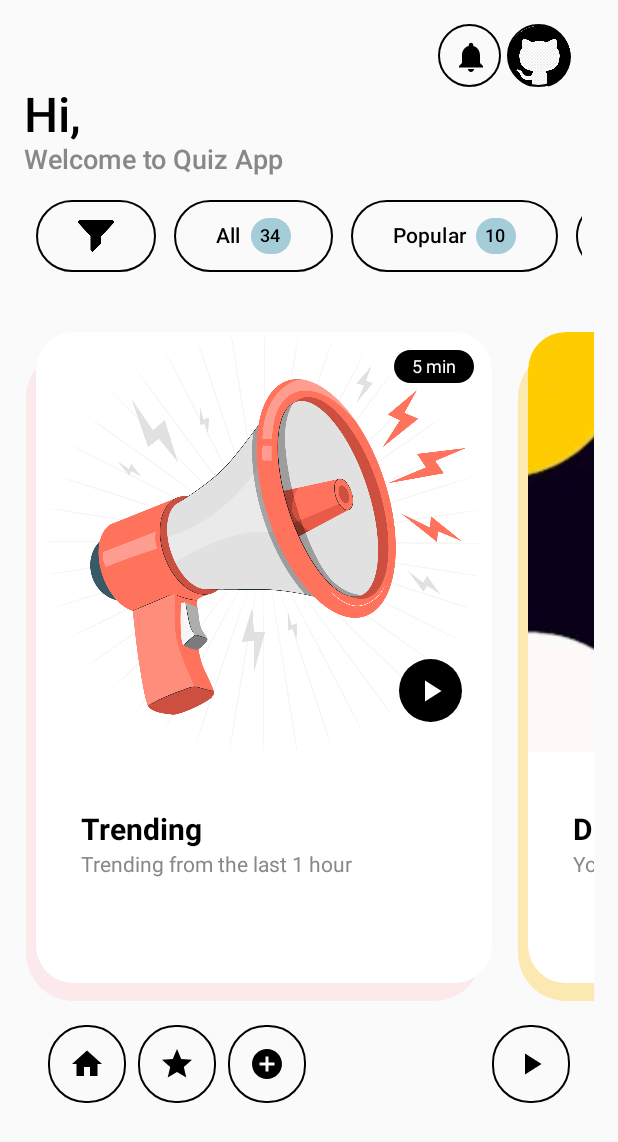
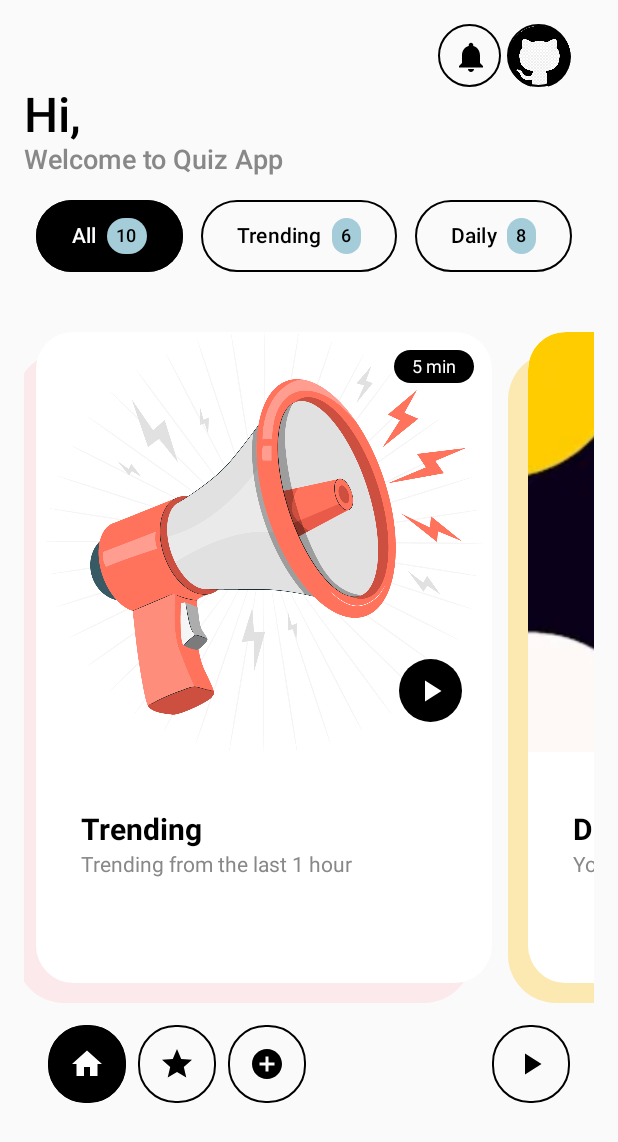
Before and after one commit to buildscript-dev/QuizApp, an Android app built with Jetpack Compose: the ProfilePage screen opened through its navigation route, after a tap on "Continue", on a phone screen of 412 x 824 dp. Shown: the top 1142 px of the screen. Run offline under Robolectric (Android 15) with nearby library versions, the phone set to English and light mode, and no system bars.

Commit message:
Porject is Done Now...

```diff
--- a/app/src/main/java/com/example/quizapp/Component/Category.kt
+++ b/app/src/main/java/com/example/quizapp/Component/Category.kt
@@ -1,17 +1,23 @@
 package com.example.quizapp.Component
 
 import androidx.annotation.DrawableRes
+import androidx.compose.foundation.BorderStroke
 import androidx.compose.foundation.Image
 import androidx.compose.foundation.background
 import androidx.compose.foundation.border
 import androidx.compose.foundation.layout.*
 import androidx.compose.foundation.lazy.LazyRow
 import androidx.compose.foundation.lazy.items
+import androidx.compose.foundation.lazy.itemsIndexed
 import androidx.compose.foundation.shape.RoundedCornerShape
 import androidx.compose.material3.Button
 import androidx.compose.material3.ButtonDefaults
 import androidx.compose.material3.Text
 import androidx.compose.runtime.Composable
+import androidx.compose.runtime.getValue
+import androidx.compose.runtime.mutableStateOf
+import androidx.compose.runtime.remember
+import androidx.compose.runtime.setValue
 import androidx.compose.ui.Alignment
 import androidx.compose.ui.Modifier
 import androidx.compose.ui.draw.clip
@@ -19,6 +25,7 @@ import androidx.compose.ui.graphics.Color
 import androidx.compose.ui.res.painterResource
 import androidx.compose.ui.unit.dp
 import androidx.compose.ui.unit.sp
+import androidx.navigation.NavController
 import com.example.quizapp.R
 import com.example.quizapp.ui.theme.BlueGrey
 
@@ -26,53 +33,64 @@ import com.example.quizapp.ui.theme.BlueGrey
 data class Category(
     val categoryName: String? = null,
     val categoryNum: Int? = null,
+    val categoryFilter: String? = null,
     @DrawableRes val image: Int? = null
 )
 
 // 🛠️ Provide sample category data
 fun getCategoryItems(): List<Category> = listOf(
-    Category(image = R.drawable.filter),
-    Category(categoryName = "All", categoryNum = 34),
-    Category(categoryName = "Popular", categoryNum = 10),
-    Category(categoryName = "Daily", categoryNum = 7)
+    Category(categoryName = "All", categoryNum = 10, categoryFilter = null),
+    Category(categoryName = "Trending", categoryNum = 6, categoryFilter = "trend"),
+    Category(categoryName = "Daily", categoryNum = 8, categoryFilter = "daily"),
+    Category(categoryName = "Math", categoryNum = 2, categoryFilter = "math"),
+    Category(categoryName = "Science",categoryNum = 4, categoryFilter = "science"),
+    Category(categoryName = "Gaming", categoryNum = 9,categoryFilter = "gaming"),
+    Category(categoryName = "History", categoryNum = 4, categoryFilter = "history"),
+    Category(categoryName = "Anime", categoryNum = 7, categoryFilter = "anime"),
+    Category(categoryName = "Sports", categoryNum = 1, categoryFilter = "sports"),
 )
 
-// 🧱 Render the LazyRow of CategoryItems
 @Composable
 fun CategoryList(categories: List<Category>) {
+    var selectedIndex by remember { mutableStateOf(-1) }
+
     LazyRow(
         modifier = Modifier
             .fillMaxWidth()
             .padding(horizontal = 8.dp),
         horizontalArrangement = Arrangement.spacedBy(12.dp)
     ) {
-        items(categories) { category ->
-            CategoryItem(category)
+        itemsIndexed(categories) { index, category ->
+            CategoryItem(
+                category = category,
+                isSelected = index == selectedIndex,
+                onClick = { selectedIndex = index }
+            )
         }
     }
 }
 
 @Composable
-fun CategoryItem(category: Category) {
+fun CategoryItem(
+    category: Category,
+    isSelected: Boolean,
+    onClick: () -> Unit
+) {
     Column(
         modifier = Modifier.padding(vertical = 16.dp),
         verticalArrangement = Arrangement.Center
     ) {
         Button(
-            onClick = {},
+            onClick = onClick,
+            shape = RoundedCornerShape(50),
             colors = ButtonDefaults.buttonColors(
-                contentColor = Color.Black,
-                containerColor = Color.Transparent
+                contentColor = if (isSelected) Color.White else Color.Black,
+                containerColor = if (isSelected) Color.Black else Color.Transparent
             ),
-            shape = RoundedCornerShape(50), // 🍩 makes it more pill-like
+            border = BorderStroke(1.dp, Color.Black),
             modifier = Modifier
-                .border(
-                    width = 1.dp,
-                    color = Color.Black,
-                    shape = RoundedCornerShape(50)
-                )
-                .height(48.dp) // 🔥 optional height for balance
-                .padding(horizontal = 4.dp)
+                .height(48.dp)
+                .defaultMinSize(minWidth = 1.dp) // remove weird min width behavior
         ) {
             Row(
                 verticalAlignment = Alignment.CenterVertically,
@@ -82,8 +100,7 @@ fun CategoryItem(category: Category) {
                     Image(
                         painter = painterResource(id = it),
                         contentDescription = category.categoryName ?: "Icon",
-                        modifier = Modifier
-                            .size(24.dp)
+                        modifier = Modifier.size(24.dp)
                     )
                 }
 
@@ -109,3 +126,33 @@ fun CategoryItem(category: Category) {
         }
     }
 }
+
+
+@Composable
+fun QuizHomePage(navController: NavController) {
+    val categories = getCategoryItems()
+    var selectedFilter by remember { mutableStateOf<String?>(null) }
+
+    Column {
+        // Category filter row
+        LazyRow(
+            modifier = Modifier.padding(horizontal = 8.dp),
+            horizontalArrangement = Arrangement.spacedBy(12.dp)
+        ) {
+            items(categories) { cat ->
+                CategoryItem(
+                    category = cat,
+                    isSelected = selectedFilter == cat.categoryFilter,
+                    onClick = { selectedFilter = cat.categoryFilter }
+                )
+            }
+        }
+
+        // Filter the list
+        val filtered = if (selectedFilter == null) quizCards
+        else quizCards.filter { it.category == selectedFilter }
+
+        // Show filtered quiz cards
+        QuizCardRow(navController = navController, cards = filtered)
+    }
+}
--- a/app/src/main/java/com/example/quizapp/Component/HomePage.kt
+++ b/app/src/main/java/com/example/quizapp/Component/HomePage.kt
@@ -1,17 +1,15 @@
 package com.example.quizapp.Component
 
-import android.widget.Space
 import androidx.compose.foundation.Image
+import androidx.compose.foundation.background
 import androidx.compose.foundation.border
 import androidx.compose.foundation.layout.Arrangement
 import androidx.compose.foundation.layout.Column
 import androidx.compose.foundation.layout.Row
-import androidx.compose.foundation.layout.Spacer
 import androidx.compose.foundation.layout.WindowInsets
 import androidx.compose.foundation.layout.asPaddingValues
 import androidx.compose.foundation.layout.fillMaxSize
 import androidx.compose.foundation.layout.fillMaxWidth
-import androidx.compose.foundation.layout.height
 import androidx.compose.foundation.layout.padding
 import androidx.compose.foundation.layout.size
 import androidx.compose.foundation.layout.systemBars
@@ -28,6 +26,7 @@ import androidx.compose.material3.Text
 import androidx.compose.runtime.Composable
 import androidx.compose.ui.Alignment
 import androidx.compose.ui.Modifier
+import androidx.compose.ui.draw.clip
 import androidx.compose.ui.graphics.Color
 import androidx.compose.ui.layout.ContentScale
 import androidx.compose.ui.res.painterResource
@@ -40,8 +39,6 @@ import com.example.quizapp.R
 
 @Composable
 fun HomePage(navController: NavController, userViewModel: UserViewModel) {
-//    val userName = "Ankit"
-
     val categories = getCategoryItems()
 
     val titleStyle = TextStyle(
@@ -69,7 +66,9 @@ fun HomePage(navController: NavController, userViewModel: UserViewModel) {
             horizontalArrangement = Arrangement.End
         ) {
             IconButton(
-                onClick = {},
+                onClick = {
+                    navController.navigate("star")
+                },
                 modifier = Modifier
                     .padding(horizontal = 4.dp)
                     .border(
@@ -110,8 +109,7 @@ fun HomePage(navController: NavController, userViewModel: UserViewModel) {
 
         Text("Welcome to Quiz App", style = subTitleStyle)
 
-        CategoryList(categories = categories)
-        QuizCardRow(navController = navController)
+        QuizHomePage(navController = navController)
 
         Row(
             modifier = Modifier
@@ -128,21 +126,27 @@ fun HomePage(navController: NavController, userViewModel: UserViewModel) {
                     onClick = {},
                     modifier = Modifier
                         .padding(4.dp)
+                        .size(52.dp)
+                        .clip(RoundedCornerShape(25.dp))
+                        .background(Color.Black)
                         .border(
                             width = 1.dp,
                             color = Color.Black,
                             shape = RoundedCornerShape(25.dp)
-                        )
-                        .size(52.dp)
+                        ),
                 ) {
                     Icon(
                         imageVector = Icons.Default.Home,
-                        contentDescription = "Home"
+                        contentDescription = "Home",
+                        tint = Color.White
                     )
                 }
 
+
                 IconButton(
-                    onClick = {},
+                    onClick = {
+                        navController.navigate("star")
+                    },
                     modifier = Modifier
                         .padding(4.dp)
                         .border(
@@ -159,7 +163,9 @@ fun HomePage(navController: NavController, userViewModel: UserViewModel) {
                 }
 
                 IconButton(
-                    onClick = {},
+                    onClick = {
+                        navController.navigate("star")
+                    },
                     modifier = Modifier
                         .padding(4.dp)
                         .border(
@@ -178,7 +184,9 @@ fun HomePage(navController: NavController, userViewModel: UserViewModel) {
 
             // Right single icon
             IconButton(
-                onClick = {},
+                onClick = {
+                    val randomCategory = quizCards.random().category
+                    navController.navigate("QuizStart/$randomCategory")                },
                 modifier = Modifier
                     .padding(4.dp)
                     .border(
--- a/app/src/main/java/com/example/quizapp/Component/ProfilePage.kt
+++ b/app/src/main/java/com/example/quizapp/Component/ProfilePage.kt
@@ -6,6 +6,7 @@ import androidx.compose.foundation.border
 import androidx.compose.foundation.clickable
 import androidx.compose.foundation.layout.*
 import androidx.compose.foundation.shape.RoundedCornerShape
+import androidx.compose.foundation.text.KeyboardOptions
 import androidx.compose.material.icons.Icons
 import androidx.compose.material.icons.filled.ExitToApp
 import androidx.compose.material3.*
@@ -16,6 +17,7 @@ import androidx.compose.ui.draw.clip
 import androidx.compose.ui.graphics.Color
 import androidx.compose.ui.res.painterResource
 import androidx.compose.ui.text.font.FontWeight
+import androidx.compose.ui.text.input.KeyboardType
 import androidx.compose.ui.unit.dp
 import androidx.compose.ui.unit.sp
 import androidx.lifecycle.ViewModel
@@ -194,8 +196,9 @@ fun ProfilePage(navController: NavController, userViewModel: UserViewModel) {
         OutlinedTextField(
             value = tempName,
             onValueChange = { tempName = it },
-            label = { Text("Enter Username") },
+            label = { Text("Enter UserName") },
             placeholder = { Text("Username") },
+            singleLine = true,
             modifier = Modifier
                 .fillMaxWidth()
                 .padding(top = 16.dp, ),
@@ -211,6 +214,8 @@ fun ProfilePage(navController: NavController, userViewModel: UserViewModel) {
             onValueChange = { date = it },
             label = { Text("Enter DOB") },
             placeholder = { Text("DM/MM/YY") },
+            singleLine = true,
+            keyboardOptions = KeyboardOptions(keyboardType = KeyboardType.Number),
             modifier = Modifier
                 .fillMaxWidth()
                 .padding(top = 16.dp),
@@ -229,11 +234,11 @@ fun ProfilePage(navController: NavController, userViewModel: UserViewModel) {
             modifier = Modifier
                 .padding(16.dp)
                 .width(300.dp)
-                .height(80.dp)
+                .height(50.dp)
                 .border(
                     width = 1.dp,
                     color = Color.Black,
-                    shape = RoundedCornerShape(10.dp)
+                    shape = RoundedCornerShape(16.dp)
                 ),
             colors = ButtonDefaults.buttonColors(
                 contentColor = Color.White,
--- a/app/src/main/java/com/example/quizapp/Component/QuizCard.kt
+++ b/app/src/main/java/com/example/quizapp/Component/QuizCard.kt
@@ -64,7 +64,7 @@ fun QuizCardView(quizCard: QuizCard, navController: NavController) {
             .drawBehind {
                 drawRoundRect(
                     color = quizCard.eleColor,
-                    topLeft = Offset(-10f, 18f),
+                    topLeft = Offset(-20f, 20f),
                     size = Size(size.width, size.height),
                     cornerRadius = CornerRadius(32.dp.toPx(), 32.dp.toPx()),
                     alpha = 0.3f
@@ -127,15 +127,18 @@ fun QuizCardView(quizCard: QuizCard, navController: NavController) {
 }
 
 @Composable
-fun QuizCardRow(navController: NavController) {
+fun QuizCardRow(navController: NavController, cards: List<QuizCard>) {
     LazyRow(
         modifier = Modifier
             .fillMaxWidth()
             .padding(vertical = 16.dp),
         horizontalArrangement = Arrangement.spacedBy(8.dp)
     ) {
-        items(quizCards) { card ->
-            QuizCardView(quizCard = card, navController = navController)
+//        items(quizCards) { card ->
+//            QuizCardView(quizCard = card, navController = navController)
+//        }
+        items(cards) { card ->
+            QuizCardView(card, navController)
         }
     }
 }
--- a/app/src/main/java/com/example/quizapp/NavRoute.kt
+++ b/app/src/main/java/com/example/quizapp/NavRoute.kt
@@ -11,6 +11,7 @@ import androidx.navigation.navArgument
 import com.example.quizapp.Component.LogIn
 import com.example.quizapp.Component.ProfilePage
 import com.example.quizapp.Component.QuizPage
+import com.example.quizapp.Component.StarPage
 import com.example.quizapp.Component.UserViewModel
 import java.net.URLDecoder
 import java.nio.charset.StandardCharsets
@@ -32,8 +33,8 @@ fun NavRoute() {
 //            HomePage(navController = navController)
 //        }
         composable("home") {
-            HomePage(navController = navController, userViewModel = userViewModel)
-        }
+            HomePage(navController = navController, userViewModel = userViewModel)}
+
         composable(
             route = "QuizStart/{category}",
             arguments = listOf(navArgument("category") { type = NavType.StringType })
@@ -47,6 +48,9 @@ fun NavRoute() {
         composable("profile") {
             ProfilePage(navController = navController, userViewModel = userViewModel)
         }
+        composable("star") {
+            StarPage(navController = navController)
+        }
 
 
     }
```
Also changed, not shown: app/src/main/java/com/example/quizapp/Component/StarPage.kt (added, +62 -0 lines).
